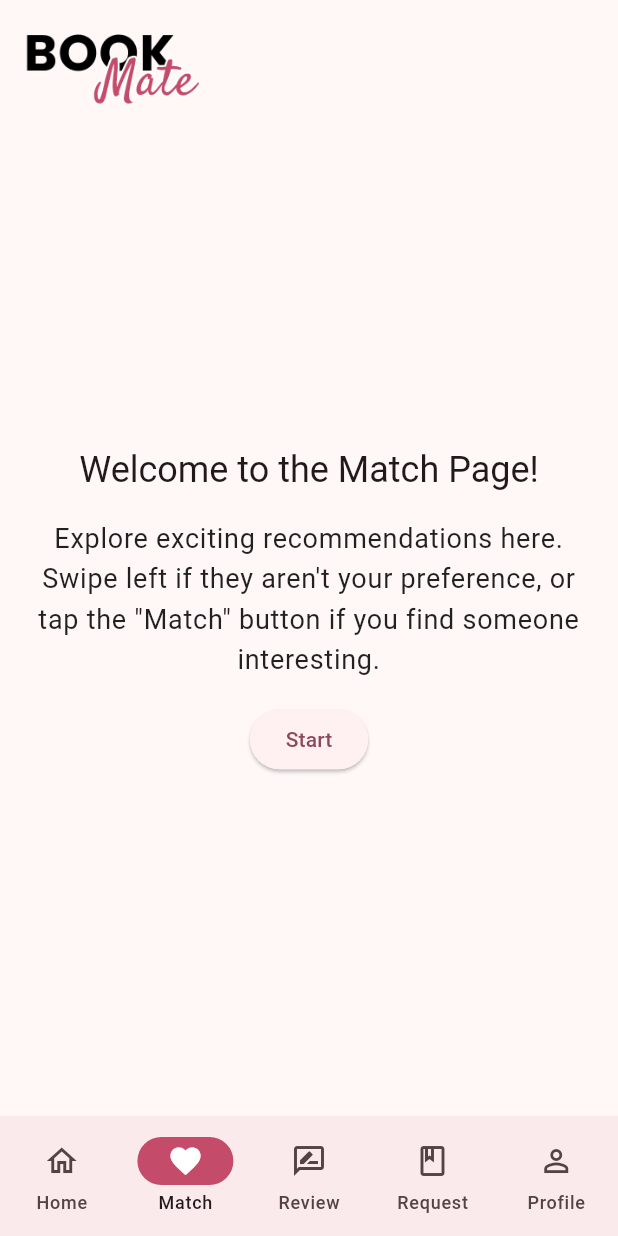
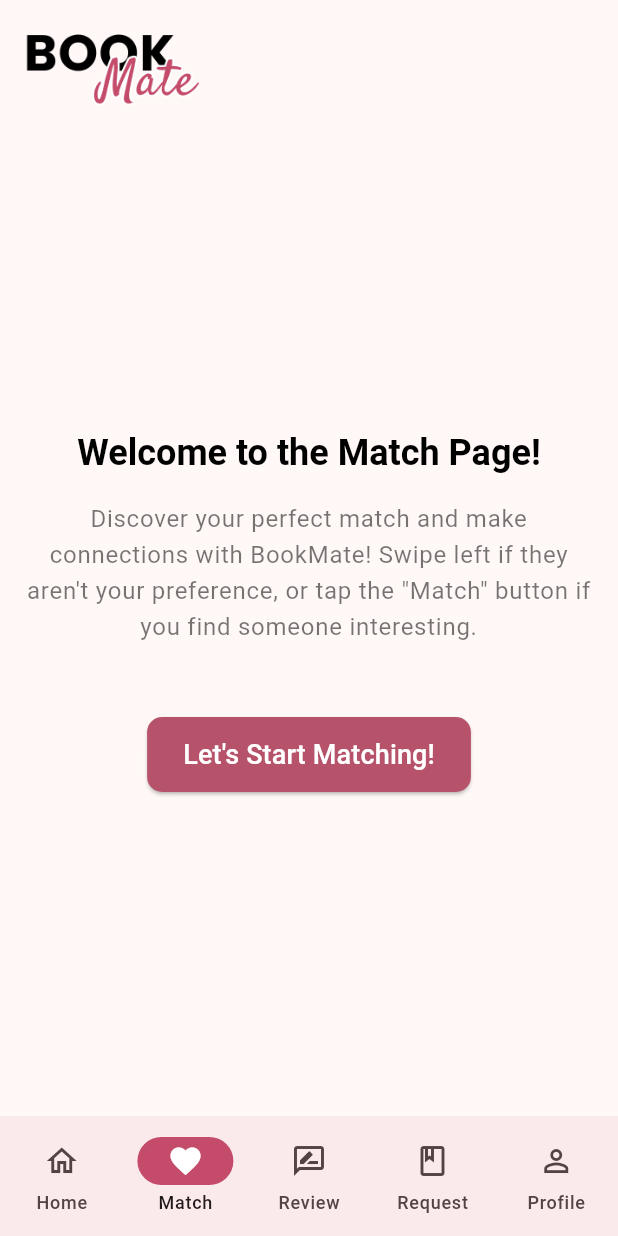
Before and after one commit to PBP-A12/bookmate-finals, a Flutter app: the Layout screen opened directly, item 2 of the bottom bar chosen, on a phone screen of 412 x 824 dp. Run offline on Flutter 3.47's test engine with Material 3 defaults, Android fonts, the phone set to English and light mode, and no system bars; our stand-ins replace carousel_slider, google_fonts; missing offline and left inert: multiselect_formfield, pbp_django_auth; accounts and stored records are empty; network calls fail.

Commit message:
fix lagi

```diff
--- a/lib/azmy/screens/profile.dart
+++ b/lib/azmy/screens/profile.dart
@@ -1,10 +1,10 @@
 // ignore_for_file: library_private_types_in_public_api, use_build_context_synchronously
-/*
+
 import 'dart:convert';
 import 'package:http/http.dart' as http;
 
 import 'package:bookmate/azmy/models/profile.dart';
-// import 'package:bookmate/provider.dart';
+import 'package:bookmate/provider.dart';
 import 'package:flutter/material.dart';
 import 'package:pbp_django_auth/pbp_django_auth.dart';
 import 'package:provider/provider.dart';
@@ -410,4 +410,4 @@ class _EditModalState extends State<EditModal> {
       ),
     );
   }
-} */
+}
--- a/lib/ester/screens/layout.dart
+++ b/lib/ester/screens/layout.dart
@@ -7,7 +7,7 @@ import 'package:bookmate/reyhan/screens/dashboardbuku.dart';
 import 'package:bookmate/vinka/screens/match.dart';
 import 'package:bookmate/azmy/models/profile.dart';
 import 'package:bookmate/azmy/screens/profile.dart';
-//import 'package:bookmate/provider.dart';
+import 'package:bookmate/provider.dart';
 import 'package:provider/provider.dart';
 
 class Layout extends StatefulWidget {
@@ -22,7 +22,8 @@ class _LayoutState extends State<Layout> {
 
   @override
   Widget build(BuildContext context) {
-    //LoginUser? user = Provider.of<UserProvider>(context).user;
+    LoginUser? loggedInUser = Provider.of<UserProvider>(context).user;
+    int? loggedInUserId = loggedInUser?.id;
 
     return WillPopScope(
       onWillPop: () async {
@@ -130,14 +131,15 @@ class _LayoutState extends State<Layout> {
             MatchPage(),
             BookDashboard(),
             RequestPage(),
-            //ProfileDashboard(id : user?.id),
+            ProfileDashboard(id : loggedInUserId),
+            /*
             Container(
               alignment: Alignment.center,
               child: const Text(
                 'Profile',
                 style: TextStyle(fontSize: 24),
               ),
-            ),
+            ), */
           ][currentPageIndex]),
     );
   }
--- a/lib/ester/screens/login.dart
+++ b/lib/ester/screens/login.dart
@@ -6,6 +6,7 @@ import 'package:provider/provider.dart';
 import 'package:bookmate/ester/screens/layout.dart';
 import 'package:bookmate/globals.dart' as globals;
 import 'package:bookmate/azmy/models/profile.dart';
+import 'package:bookmate/provider.dart';
 
 
 class LoginPage extends StatefulWidget {
@@ -64,9 +65,9 @@ class _LoginPageState extends State<LoginPage> {
                   String message = response['message'];
                   String uname = response['username'];
                   int id = response['id'];
-                 // LoginUser newUser = LoginUser(id: id, username: uname);
+                  LoginUser newUser = LoginUser(id: id, username: uname);
 
-                 // Provider.of<UserProvider>(context, listen: false).setUser(newUser);
+                  Provider.of<UserProvider>(context, listen: false).setUser(newUser);
 
                   if (!context.mounted) return;
                   Navigator.pushReplacement(
--- a/lib/globals.dart
+++ b/lib/globals.dart
@@ -1,2 +1,2 @@
-const String domain = "http://127.0.0.1:8000";
-// const String domain = "http://10.0.2.2:8000";
+// const String domain = "http://127.0.0.1:8000";
+const String domain = "http://10.0.2.2:8000";
--- a/lib/main.dart
+++ b/lib/main.dart
@@ -3,6 +3,7 @@ import 'package:pbp_django_auth/pbp_django_auth.dart';
 import 'package:provider/provider.dart';
 import 'package:bookmate/ester/screens/splash.dart';
 import 'package:bookmate/ester/screens/login.dart';
+import 'package:bookmate/provider.dart';
 
 final ThemeData myTheme = ThemeData(
     // primaryColor: const Color(0xFFC44B6A), // Replace with your hex code
@@ -22,7 +23,7 @@ final ThemeData myTheme = ThemeData(
 void main() {
   runApp(
     ChangeNotifierProvider(
-      create: (context) => NavigationProvider(),
+      create: (context) => UserProvider(),
       child: const MyApp(),
     ),
   );
--- /dev/null
+++ b/lib/provider.dart
@@ -0,0 +1,13 @@
+import 'package:bookmate/azmy/models/profile.dart';
+import 'package:flutter/material.dart';
+
+class UserProvider with ChangeNotifier {
+  LoginUser? _user;
+
+  LoginUser? get user => _user;
+
+  void setUser(LoginUser user) {
+    _user = user;
+    notifyListeners();
+  }
+}
--- a/lib/vinka/screens/match_guide.dart
+++ b/lib/vinka/screens/match_guide.dart
@@ -15,24 +15,40 @@ class GuidePage extends StatelessWidget {
         children: [
           Text(
             'Welcome to the Match Page!',
-              style: Theme.of(context).textTheme.headline5,
+            style: Theme.of(context).textTheme.headlineSmall!.copyWith(
+                  fontWeight: FontWeight.bold,
+                  color: Colors.black, // Adjust the color
+                ),
             textAlign: TextAlign.center,
           ),
-            SizedBox(height: 16.0),
+          const SizedBox(height: 16.0),
           Text(
-              'Explore exciting recommendations here. Swipe left if they aren\'t your preference, or tap the "Match" button if you find someone interesting.',
-              style: Theme.of(context).textTheme.bodyText1,
+            'Discover your perfect match and make connections with BookMate! Swipe left if they aren\'t your preference, or tap the "Match" button if you find someone interesting.',
+            style: Theme.of(context).textTheme.bodyLarge!.copyWith(
+                  fontSize: 16.0,
+                  color: Color(0x8A000000), // Adjust the color
+                ),
             textAlign: TextAlign.center,
           ),
-            SizedBox(height: 16.0),
-            // You can add more text or images here...
+          const SizedBox(height: 24.0),
+          const SizedBox(height: 24.0),
           ElevatedButton(
             onPressed: onStart,
-              child: Text('Start'),
+            child: Text(
+              'Let\'s Start Matching!',
+              style: TextStyle(fontSize: 18.0),
+            ),
+            style: ElevatedButton.styleFrom(
+              backgroundColor:  Color(0xFFB6536B), // Change the button color
+              foregroundColor: Colors.white, // Change the text color
+              minimumSize: const Size(200, 50), // Set the button size
+              shape: RoundedRectangleBorder(
+                borderRadius: BorderRadius.circular(10),
+              ),
+            ),
           ),
         ],
       ),
-
     );
   }
 }
```
Also changed, not shown: lib/vinka/screens/match.dart (+14 -3 lines). Lines whose indentation alone changed are shown as unchanged.
